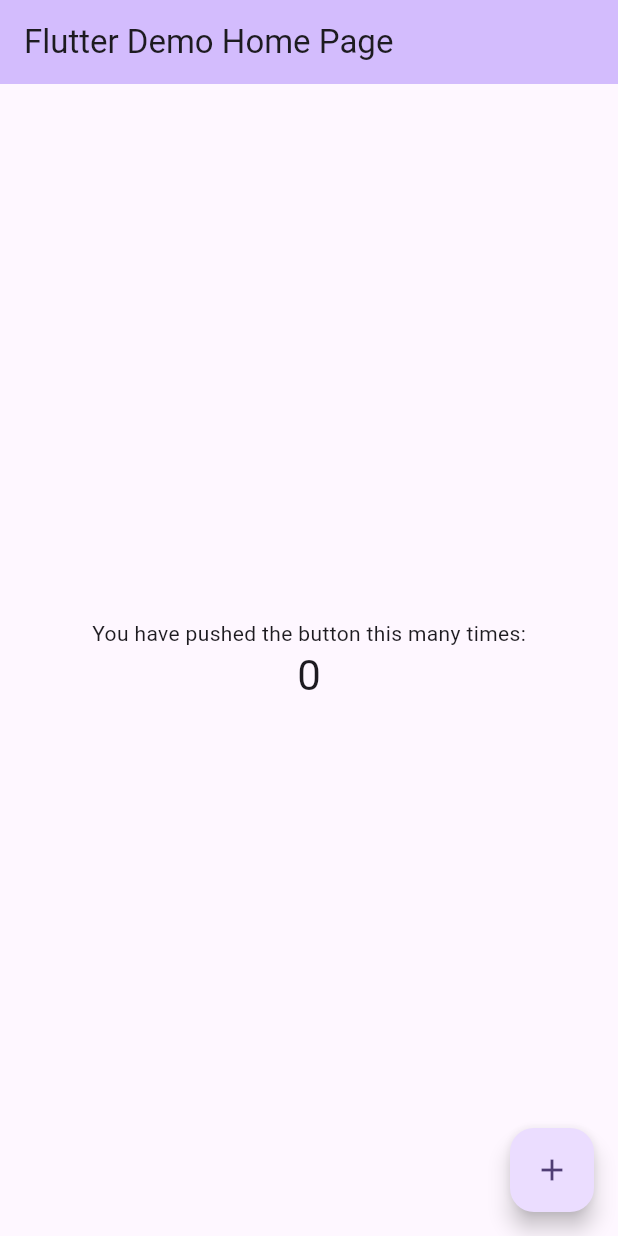
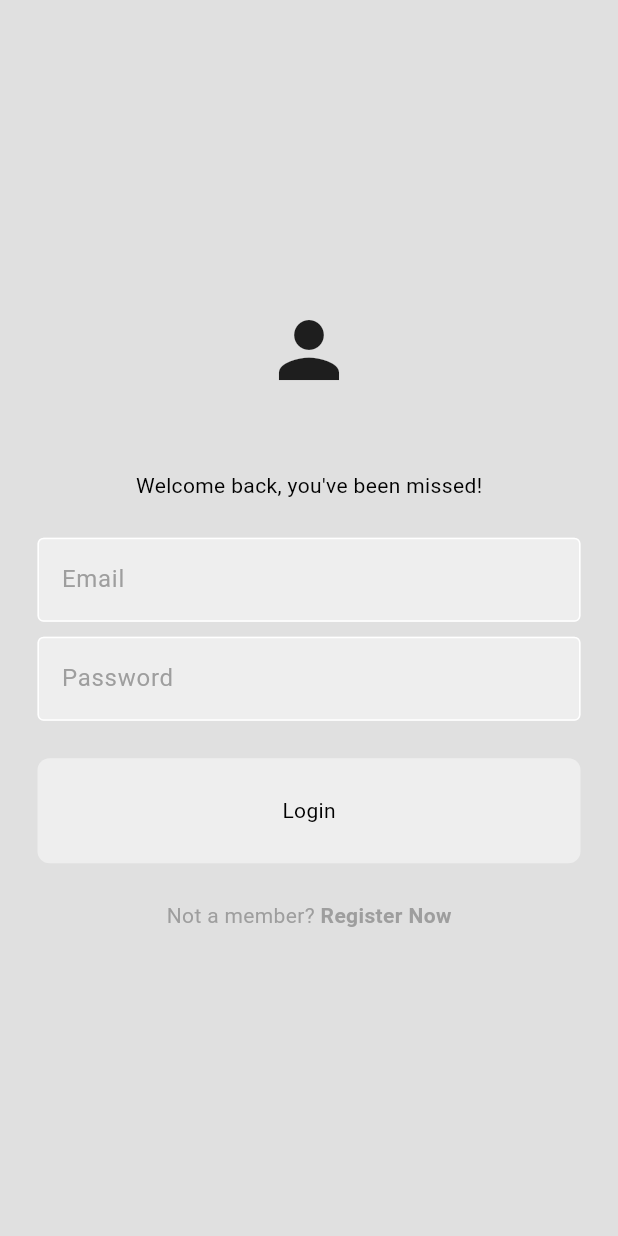
Before and after one commit to Muhamed-Baasil-Valiyattil/SimpliLaw, a Flutter app: the screen it shows after launch, on a phone screen of 412 x 824 dp. Run offline on Flutter 3.47's test engine with Material 3 defaults, Android fonts, the light colour scheme and no system bars; our stand-ins replace firebase_auth, firebase_core; accounts and stored records are empty; generated files the repository leaves out were written again.

Commit message:
auth_emailpw

```diff
--- /dev/null
+++ b/simplilaw_mobile/lib/auth/authgate.dart
@@ -0,0 +1,24 @@
+import 'package:firebase_auth/firebase_auth.dart';
+import 'package:flutter/material.dart';
+import 'package:simplilaw_mobile/auth/loginorregister.dart';
+import 'package:simplilaw_mobile/pages/dashboard.dart';
+
+class AuthGate extends StatelessWidget {
+  const AuthGate({super.key});
+
+  @override
+  Widget build(BuildContext context) {
+    return Scaffold(
+      body: StreamBuilder(
+          stream: FirebaseAuth.instance.authStateChanges(),
+          builder: (context, snapshot) {
+            // user logged in
+            if (snapshot.hasData) {
+              return const Dashboard();
+            } else {
+              return const LoginOrRegister();
+            }
+          }),
+    );
+  }
+}
--- /dev/null
+++ b/simplilaw_mobile/lib/auth/authservice.dart
@@ -0,0 +1,37 @@
+import 'package:firebase_auth/firebase_auth.dart';
+
+class AuthService {
+  final FirebaseAuth _auth = FirebaseAuth.instance;
+
+  // sign in
+  Future<UserCredential> signInWithEmailPassword(String email, password) async {
+    try {
+      UserCredential userCredential = await _auth.signInWithEmailAndPassword(
+        email: email,
+        password: password,
+      );
+      return userCredential;
+    } on FirebaseAuthException catch (e) {
+      throw Exception(e.code);
+    }
+  }
+
+  // sign up
+  Future<UserCredential> signUpWithEmailPassword(String email, password) async {
+    try {
+      UserCredential userCredential =
+          await _auth.createUserWithEmailAndPassword(
+        email: email,
+        password: password,
+      );
+      return userCredential;
+    } on FirebaseAuthException catch (e) {
+      throw Exception(e.code);
+    }
+  }
+
+  // sign out
+  Future<void> signout() async {
+    return await _auth.signOut();
+  }
+}
--- /dev/null
+++ b/simplilaw_mobile/lib/auth/loginorregister.dart
@@ -0,0 +1,34 @@
+import 'package:flutter/material.dart';
+import 'package:simplilaw_mobile/pages/loginpage.dart';
+import 'package:simplilaw_mobile/pages/registerpage.dart';
+
+class LoginOrRegister extends StatefulWidget {
+  const LoginOrRegister({super.key});
+
+  @override
+  State<LoginOrRegister> createState() => _LoginOrRegisterState();
+}
+
+class _LoginOrRegisterState extends State<LoginOrRegister> {
+  // initially show login page
+  bool showLoginPage = true;
+
+  void togglePages() {
+    setState(() {
+      showLoginPage = !showLoginPage;
+    });
+  }
+
+  @override
+  Widget build(BuildContext context) {
+    if (showLoginPage) {
+      return LoginPage(
+        onTap: togglePages,
+      );
+    } else {
+      return RegisterPage(
+        onTap: togglePages,
+      );
+    }
+  }
+}
--- /dev/null
+++ b/simplilaw_mobile/lib/components/mybutton.dart
@@ -0,0 +1,25 @@
+import 'package:flutter/material.dart';
+
+class MyButton extends StatelessWidget {
+  final String text;
+  final void Function()? onTap;
+  const MyButton({super.key, required this.text, required this.onTap});
+
+  @override
+  Widget build(BuildContext context) {
+    return GestureDetector(
+      onTap: onTap,
+      child: Container(
+        decoration: BoxDecoration(
+          borderRadius: BorderRadius.circular(8),
+          color: Theme.of(context).colorScheme.secondary,
+        ),
+        padding: const EdgeInsets.all(25),
+        margin: const EdgeInsets.symmetric(horizontal: 25),
+        child: Center(
+          child: Text(text),
+        ),
+      ),
+    );
+  }
+}
--- /dev/null
+++ b/simplilaw_mobile/lib/components/mytextfield.dart
@@ -0,0 +1,35 @@
+import 'package:flutter/material.dart';
+
+class MyTextField extends StatelessWidget {
+  final String hintText;
+  final bool obscureText;
+  final TextEditingController controller;
+  const MyTextField(
+      {super.key,
+      required this.hintText,
+      required this.obscureText,
+      required this.controller});
+
+  @override
+  Widget build(BuildContext context) {
+    return Padding(
+      padding: const EdgeInsets.symmetric(horizontal: 25.0),
+      child: TextField(
+        controller: controller,
+        obscureText: obscureText,
+        decoration: InputDecoration(
+            enabledBorder: OutlineInputBorder(
+              borderSide:
+                  BorderSide(color: Theme.of(context).colorScheme.tertiary),
+            ),
+            focusedBorder: OutlineInputBorder(
+                borderSide:
+                    BorderSide(color: Theme.of(context).colorScheme.primary)),
+            fillColor: Theme.of(context).colorScheme.secondary,
+            filled: true,
+            hintText: hintText,
+            hintStyle: TextStyle(color: Theme.of(context).colorScheme.primary)),
+      ),
+    );
+  }
+}
--- a/simplilaw_mobile/lib/main.dart
+++ b/simplilaw_mobile/lib/main.dart
@@ -1,125 +1,25 @@
 import 'package:flutter/material.dart';
+import 'package:firebase_core/firebase_core.dart';
+import 'package:simplilaw_mobile/auth/authgate.dart';
+import 'package:simplilaw_mobile/themes/light_mode.dart';
+import 'firebase_options.dart';
 
-void main() {
+void main() async {
+  WidgetsFlutterBinding.ensureInitialized();
+  await Firebase.initializeApp(
+    options: DefaultFirebaseOptions.currentPlatform,
+  );
   runApp(const MyApp());
 }
 
 class MyApp extends StatelessWidget {
   const MyApp({super.key});
-
-  // This widget is the root of your application.
   @override
   Widget build(BuildContext context) {
     return MaterialApp(
-      title: 'Flutter Demo',
-      theme: ThemeData(
-        // This is the theme of your application.
-        //
-        // TRY THIS: Try running your application with "flutter run". You'll see
-        // the application has a purple toolbar. Then, without quitting the app,
-        // try changing the seedColor in the colorScheme below to Colors.green
-        // and then invoke "hot reload" (save your changes or press the "hot
-        // reload" button in a Flutter-supported IDE, or press "r" if you used
-        // the command line to start the app).
-        //
-        // Notice that the counter didn't reset back to zero; the application
-        // state is not lost during the reload. To reset the state, use hot
-        // restart instead.
-        //
-        // This works for code too, not just values: Most code changes can be
-        // tested with just a hot reload.
-        colorScheme: ColorScheme.fromSeed(seedColor: Colors.deepPurple),
-        useMaterial3: true,
-      ),
-      home: const MyHomePage(title: 'Flutter Demo Home Page'),
+      debugShowCheckedModeBanner: false,
+      home: const AuthGate(),
+      theme: lightMode,
     );
   }
 }
-
-class MyHomePage extends StatefulWidget {
-  const MyHomePage({super.key, required this.title});
-
-  // This widget is the home page of your application. It is stateful, meaning
-  // that it has a State object (defined below) that contains fields that affect
-  // how it looks.
-
-  // This class is the configuration for the state. It holds the values (in this
-  // case the title) provided by the parent (in this case the App widget) and
-  // used by the build method of the State. Fields in a Widget subclass are
-  // always marked "final".
-
-  final String title;
-
-  @override
-  State<MyHomePage> createState() => _MyHomePageState();
-}
-
-class _MyHomePageState extends State<MyHomePage> {
-  int _counter = 0;
-
-  void _incrementCounter() {
-    setState(() {
-      // This call to setState tells the Flutter framework that something has
-      // changed in this State, which causes it to rerun the build method below
-      // so that the display can reflect the updated values. If we changed
-      // _counter without calling setState(), then the build method would not be
-      // called again, and so nothing would appear to happen.
-      _counter++;
-    });
-  }
-
-  @override
-  Widget build(BuildContext context) {
-    // This method is rerun every time setState is called, for instance as done
-    // by the _incrementCounter method above.
-    //
-    // The Flutter framework has been optimized to make rerunning build methods
-    // fast, so that you can just rebuild anything that needs updating rather
-    // than having to individually change instances of widgets.
-    return Scaffold(
-      appBar: AppBar(
-        // TRY THIS: Try changing the color here to a specific color (to
-        // Colors.amber, perhaps?) and trigger a hot reload to see the AppBar
-        // change color while the other colors stay the same.
-        backgroundColor: Theme.of(context).colorScheme.inversePrimary,
-        // Here we take the value from the MyHomePage object that was created by
-        // the App.build method, and use it to set our appbar title.
-        title: Text(widget.title),
-      ),
-      body: Center(
-        // Center is a layout widget. It takes a single child and positions it
-        // in the middle of the parent.
-        child: Column(
-          // Column is also a layout widget. It takes a list of children and
-          // arranges them vertically. By default, it sizes itself to fit its
-          // children horizontally, and tries to be as tall as its parent.
-          //
-          // Column has various properties to control how it sizes itself and
-          // how it positions its children. Here we use mainAxisAlignment to
-          // center the children vertically; the main axis here is the vertical
-          // axis because Columns are vertical (the cross axis would be
-          // horizontal).
-          //
-          // TRY THIS: Invoke "debug painting" (choose the "Toggle Debug Paint"
-          // action in the IDE, or press "p" in the console), to see the
-          // wireframe for each widget.
-          mainAxisAlignment: MainAxisAlignment.center,
-          children: <Widget>[
-            const Text(
-              'You have pushed the button this many times:',
-            ),
-            Text(
-              '$_counter',
-              style: Theme.of(context).textTheme.headlineMedium,
-            ),
-          ],
-        ),
-      ),
-      floatingActionButton: FloatingActionButton(
-        onPressed: _incrementCounter,
-        tooltip: 'Increment',
-        child: const Icon(Icons.add),
-      ), // This trailing comma makes auto-formatting nicer for build methods.
-    );
-  }
-}
--- /dev/null
+++ b/simplilaw_mobile/lib/pages/loginpage.dart
@@ -0,0 +1,86 @@
+// ignore_for_file: use_build_context_synchronously
+
+import 'package:flutter/material.dart';
+import 'package:simplilaw_mobile/auth/authservice.dart';
+import 'package:simplilaw_mobile/components/mybutton.dart';
+import 'package:simplilaw_mobile/components/mytextfield.dart';
+
+class LoginPage extends StatelessWidget {
+  final TextEditingController emailController = TextEditingController();
+  final TextEditingController passwordController = TextEditingController();
+  final void Function()? onTap;
+  LoginPage({super.key, required this.onTap});
+  Future<void> login(BuildContext context) async {
+    // auth service
+    final auth = AuthService();
+    try {
+      await auth.signInWithEmailPassword(
+        emailController.text,
+        passwordController.text,
+      );
+    } catch (e) {
+      showDialog(
+          context: context,
+          builder: (context) => AlertDialog(
+                title: Text(e.toString()),
+              ));
+    }
+  }
+
+  @override
+  Widget build(BuildContext context) {
+    return Scaffold(
+      backgroundColor: Theme.of(context).colorScheme.surface,
+      body: Center(
+        child: Column(
+          mainAxisAlignment: MainAxisAlignment.center,
+          // logo
+          children: [
+            const Icon(Icons.person, size: 60),
+            const SizedBox(
+              height: 50,
+            ),
+            const Text("Welcome back, you've been missed!"),
+            const SizedBox(height: 25),
+            MyTextField(
+              hintText: "Email",
+              obscureText: false,
+              controller: emailController,
+            ),
+            const SizedBox(height: 10),
+            MyTextField(
+              hintText: "Password",
+              obscureText: false,
+              controller: passwordController,
+            ),
+            const SizedBox(height: 25),
+            MyButton(
+              text: "Login",
+              onTap: () => login(context),
+            ),
+            const SizedBox(height: 25),
+            Row(
+              mainAxisAlignment: MainAxisAlignment.center,
+              children: [
+                Text(
+                  "Not a member? ",
+                  style:
+                      TextStyle(color: Theme.of(context).colorScheme.primary),
+                ),
+                GestureDetector(
+                  onTap: onTap,
+                  child: Text(
+                    "Register Now",
+                    style: TextStyle(
+                        fontWeight: FontWeight.bold,
+                        color: Theme.of(context).colorScheme.primary),
+                  ),
+                ),
+              ],
+            )
+          ],
+        ),
+      ),
+    );
+  }
+}
--- /dev/null
+++ b/simplilaw_mobile/lib/themes/light_mode.dart
@@ -0,0 +1,10 @@
+import 'package:flutter/material.dart';
+
+ThemeData lightMode = ThemeData(
+    colorScheme: ColorScheme.light(
+  surface: Colors.grey.shade300,
+  primary: Colors.grey.shade500,
+  secondary: Colors.grey.shade200,
+  tertiary: Colors.white,
+  inversePrimary: Colors.grey.shade900,
+));
```
Also changed, not shown: simplilaw_mobile/lib/pages/dashboard.dart (added, +23 -0 lines), simplilaw_mobile/lib/pages/registerpage.dart (added, +101 -0 lines).
